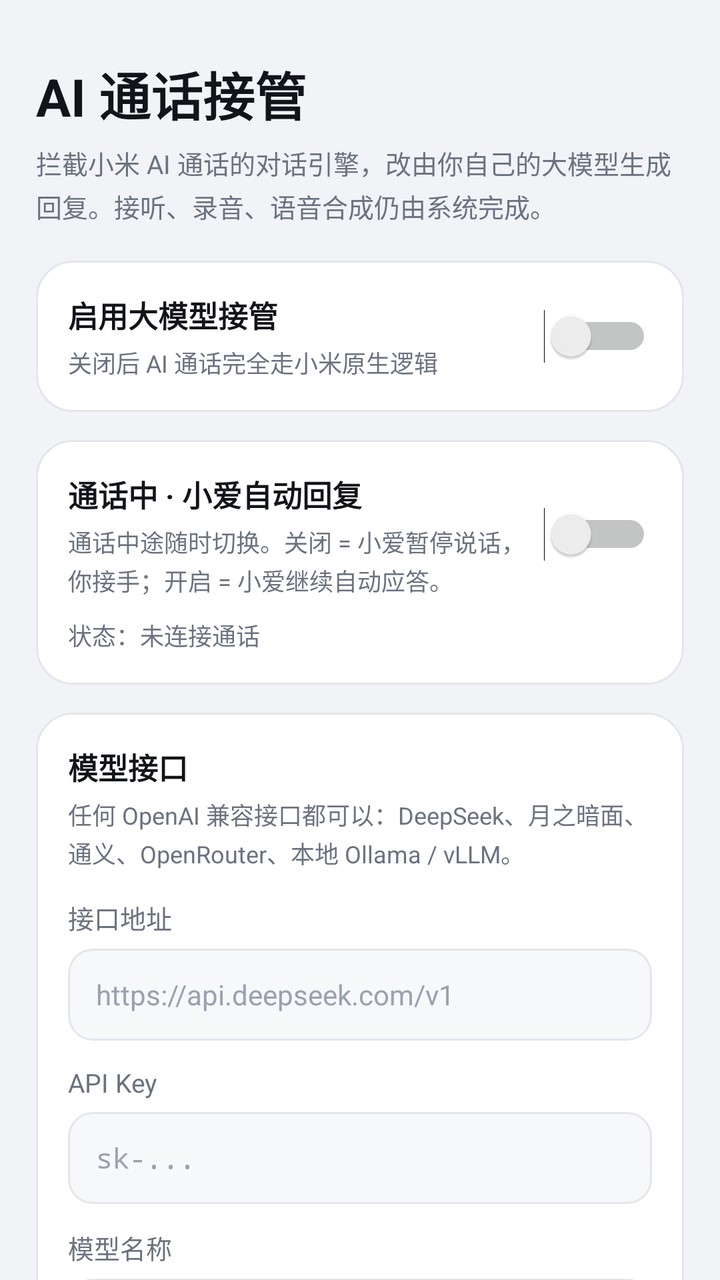
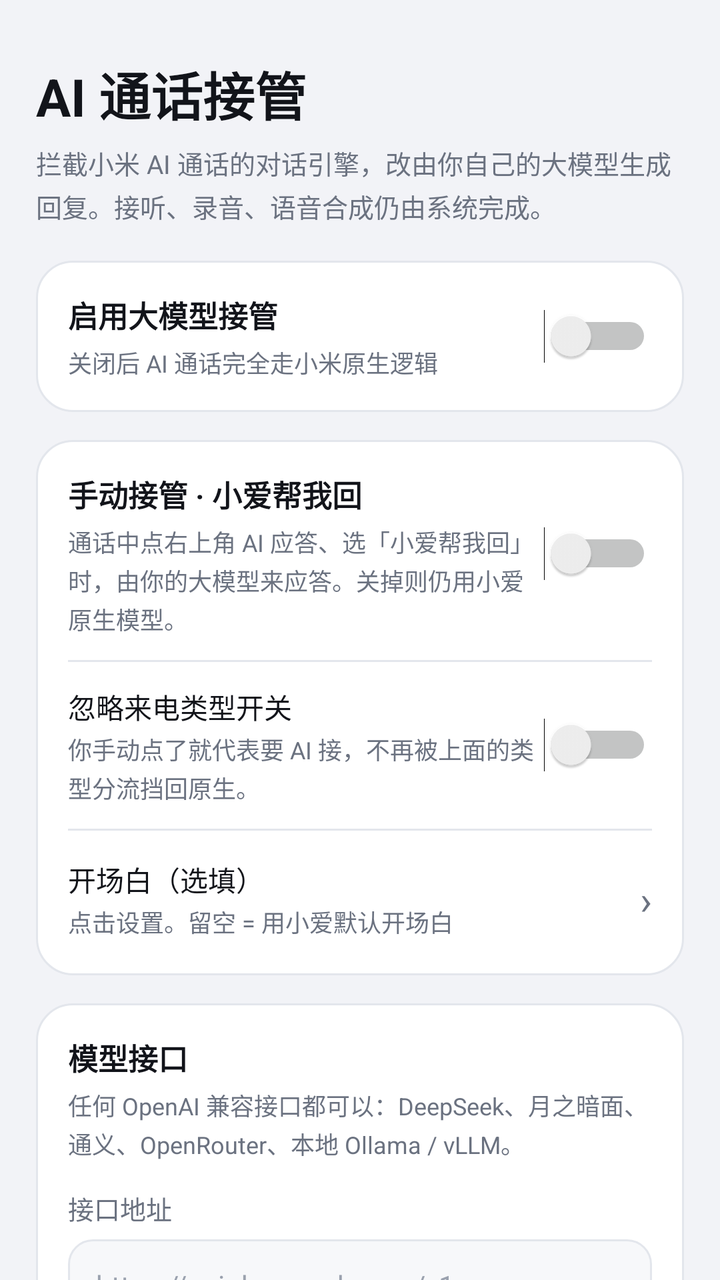

Before-and-after screenshots of an Android layout around one commit, followed by the original layout XML and the change that was made.
<!-- AndroidManifest.xml: application theme AppTheme -->
<!-- res/layout/activity_settings.xml -->
<?xml version="1.0" encoding="utf-8"?>
<ScrollView xmlns:android="http://schemas.android.com/apk/res/android"
    android:layout_width="match_parent"
    android:layout_height="match_parent"
    android:background="@color/bg_light"
    android:fillViewport="true"
    android:scrollbars="none">

    <LinearLayout
        android:layout_width="match_parent"
        android:layout_height="wrap_content"
        android:orientation="vertical"
        android:paddingLeft="18dp"
        android:paddingTop="28dp"
        android:paddingRight="18dp"
        android:paddingBottom="36dp">

        
        <TextView
            android:layout_width="wrap_content"
            android:layout_height="wrap_content"
            android:text="@string/app_name"
            android:textColor="@color/text_primary_light"
            android:textSize="26sp"
            android:textStyle="bold" />

        <TextView
            android:layout_width="match_parent"
            android:layout_height="wrap_content"
            android:layout_marginTop="6dp"
            android:layout_marginBottom="18dp"
            android:lineSpacingExtra="3dp"
            android:text="拦截小米 AI 通话的对话引擎，改由你自己的大模型生成回复。接听、录音、语音合成仍由系统完成。"
            android:textColor="@color/text_secondary_light"
            android:textSize="13sp" />

        
        <LinearLayout
            android:layout_width="match_parent"
            android:layout_height="wrap_content"
            android:background="@drawable/bg_card"
            android:gravity="center_vertical"
            android:orientation="horizontal"
            android:padding="16dp">

            <LinearLayout
                android:layout_width="0dp"
                android:layout_height="wrap_content"
                android:layout_weight="1"
                android:orientation="vertical">

                <TextView
                    style="@style/CardTitle"
                    android:layout_width="wrap_content"
                    android:layout_height="wrap_content"
                    android:text="启用大模型接管" />

                <TextView
                    style="@style/CardSub"
                    android:layout_width="match_parent"
                    android:layout_height="wrap_content"
                    android:layout_marginTop="4dp"
                    android:text="关闭后 AI 通话完全走小米原生逻辑" />
            </LinearLayout>

            <Switch
                android:id="@+id/sw_enabled"
                android:layout_width="wrap_content"
                android:layout_height="wrap_content" />
        </LinearLayout>

        
        <LinearLayout
            android:layout_width="match_parent"
            android:layout_height="wrap_content"
            android:layout_marginTop="14dp"
            android:background="@drawable/bg_card"
            android:orientation="vertical"
            android:padding="16dp">

            <LinearLayout
                android:layout_width="match_parent"
                android:layout_height="wrap_content"
                android:gravity="center_vertical"
                android:orientation="horizontal">

                <LinearLayout
                    android:layout_width="0dp"
                    android:layout_height="wrap_content"
                    android:layout_weight="1"
                    android:orientation="vertical">

                    <TextView
                        style="@style/CardTitle"
                        android:layout_width="wrap_content"
                        android:layout_height="wrap_content"
                        android:text="通话中 · 小爱自动回复" />

                    <TextView
                        style="@style/CardSub"
                        android:layout_width="match_parent"
                        android:layout_height="wrap_content"
                        android:layout_marginTop="4dp"
                        android:text="通话中途随时切换。关闭 = 小爱暂停说话，你接手；开启 = 小爱继续自动应答。" />
                </LinearLayout>

                <Switch
                    android:id="@+id/sw_ai_reply"
                    android:layout_width="wrap_content"
                    android:layout_height="wrap_content" />
            </LinearLayout>

            <TextView
                android:id="@+id/tv_ai_reply_state"
                style="@style/CardSub"
                android:layout_width="match_parent"
                android:layout_height="wrap_content"
                android:layout_marginTop="10dp"
                android:text="状态：未连接通话" />
        </LinearLayout>

        
        <LinearLayout
            android:layout_width="match_parent"
            android:layout_height="wrap_content"
            android:layout_marginTop="14dp"
            android:background="@drawable/bg_card"
            android:orientation="vertical"
            android:padding="16dp">

            <TextView
                style="@style/CardTitle"
                android:layout_width="wrap_content"
                android:layout_height="wrap_content"
                android:text="模型接口" />

            <TextView
                style="@style/CardSub"
                android:layout_width="match_parent"
                android:layout_height="wrap_content"
                android:layout_marginTop="4dp"
                android:layout_marginBottom="14dp"
                android:text="任何 OpenAI 兼容接口都可以：DeepSeek、月之暗面、通义、OpenRouter、本地 Ollama / vLLM。" />

            <TextView
                style="@style/FieldLabel"
                android:layout_width="wrap_content"
                android:layout_height="wrap_content"
                android:text="接口地址" />

            <EditText
                android:id="@+id/et_base_url"
                style="@style/FieldInput"
                android:layout_width="match_parent"
                android:layout_height="wrap_content"
                android:hint="https://api.deepseek.com/v1"
                android:inputType="textUri"
                android:maxLines="1" />

            <TextView
                style="@style/FieldLabel"
                android:layout_width="wrap_content"
                android:layout_height="wrap_content"
                android:layout_marginTop="12dp"
                android:text="API Key" />

            <EditText
                android:id="@+id/et_api_key"
                style="@style/FieldInput"
                android:layout_width="match_parent"
                android:layout_height="wrap_content"
                android:hint="sk-..."
                android:inputType="textPassword"
                android:maxLines="1" />

            <TextView
                style="@style/FieldLabel"
                android:layout_width="wrap_content"
                android:layout_height="wrap_content"
                android:layout_marginTop="12dp"
                android:text="模型名称" />

            <EditText
                android:id="@+id/et_model"
                style="@style/FieldInput"
                android:layout_width="match_parent"
                android:layout_height="wrap_content"
                android:hint="deepseek-chat"
                android:inputType="text"
                android:maxLines="1" />
        </LinearLayout>

        
        <LinearLayout
            android:layout_width="match_parent"
            android:layout_height="wrap_content"
            android:layout_marginTop="14dp"
            android:background="@drawable/bg_card"
            android:orientation="vertical"
            android:padding="16dp">

            <TextView
                style="@style/CardTitle"
                android:layout_width="wrap_content"
                android:layout_height="wrap_content"
                android:text="接电话的人设" />

            <TextView
                style="@style/CardSub"
                android:layout_width="match_parent"
                android:layout_height="wrap_content"
                android:layout_marginTop="4dp"
                android:layout_marginBottom="12dp"
                android:text="系统提示词。写得越像你自己，对方越听不出来。回复会被压成适合朗读的短句。" />

            <EditText
                android:id="@+id/et_prompt"
                style="@style/FieldInput"
                android:layout_width="match_parent"
                android:layout_height="wrap_content"
                android:gravity="top|start"
                android:inputType="textMultiLine"
                android:lineSpacingExtra="4dp"
                android:minLines="6" />
        </LinearLayout>

        
        <LinearLayout
            android:layout_width="match_parent"
            android:layout_height="wrap_content"
            android:layout_marginTop="14dp"
            android:background="@drawable/bg_card"
            android:orientation="vertical"
            android:padding="16dp">

            <TextView
                style="@style/CardTitle"
                android:layout_width="wrap_content"
                android:layout_height="wrap_content"
                android:text="按来电类型分流" />

            <TextView
                style="@style/CardSub"
                android:layout_width="match_parent"
                android:layout_height="wrap_content"
                android:layout_marginTop="4dp"
                android:layout_marginBottom="6dp"
                android:text="打开 = 用你的大模型；关闭 = 沿用小米原生 AI 话术。类型来自系统黄页标记，识别不到时按号码特征判断。点类型名可单独改这个场景的提示词。" />

            <LinearLayout
                android:layout_width="match_parent"
                android:layout_height="wrap_content"
                android:gravity="center_vertical"
                android:orientation="horizontal"
                android:paddingTop="10dp"
                android:paddingBottom="10dp">

                <LinearLayout
                    android:layout_width="0dp"
                    android:layout_height="wrap_content"
                    android:layout_weight="1"
                    android:orientation="vertical">

                    <TextView
                        android:id="@+id/tv_takeout"
                        android:layout_width="wrap_content"
                        android:layout_height="wrap_content"
                        android:text="外卖送餐"
                        android:textColor="@color/brand"
                        android:textSize="14sp" />

                    <TextView
                        style="@style/CardSub"
                        android:layout_width="match_parent"
                        android:layout_height="wrap_content"
                        android:layout_marginTop="2dp"
                        android:text="美团、饿了么、跑腿等" />
                </LinearLayout>

                <Switch
                    android:id="@+id/sw_takeout"
                    android:layout_width="wrap_content"
                    android:layout_height="wrap_content" />
            </LinearLayout>

            <View
                android:layout_width="match_parent"
                android:layout_height="1dp"
                android:background="@color/stroke_light" />

            <LinearLayout
                android:layout_width="match_parent"
                android:layout_height="wrap_content"
                android:gravity="center_vertical"
                android:orientation="horizontal"
                android:paddingTop="10dp"
                android:paddingBottom="10dp">

                <LinearLayout
                    android:layout_width="0dp"
                    android:layout_height="wrap_content"
                    android:layout_weight="1"
                    android:orientation="vertical">

                    <TextView
                        android:id="@+id/tv_delivery"
                        android:layout_width="wrap_content"
                        android:layout_height="wrap_content"
                        android:text="快递物流"
                        android:textColor="@color/brand"
                        android:textSize="14sp" />

                    <TextView
                        style="@style/CardSub"
                        android:layout_width="match_parent"
                        android:layout_height="wrap_content"
                        android:layout_marginTop="2dp"
                        android:text="顺丰、驿站、同城急送等" />
                </LinearLayout>

                <Switch
                    android:id="@+id/sw_delivery"
                    android:layout_width="wrap_content"
                    android:layout_height="wrap_content" />
            </LinearLayout>

            <View
                android:layout_width="match_parent"
                android:layout_height="1dp"
                android:background="@color/stroke_light" />

            <LinearLayout
                android:layout_width="match_parent"
                android:layout_height="wrap_content"
                android:gravity="center_vertical"
                android:orientation="horizontal"
                android:paddingTop="10dp"
                android:paddingBottom="10dp">

                <LinearLayout
                    android:layout_width="0dp"
                    android:layout_height="wrap_content"
                    android:layout_weight="1"
                    android:orientation="vertical">

                    <TextView
                        android:id="@+id/tv_spam"
                        android:layout_width="wrap_content"
                        android:layout_height="wrap_content"
                        android:text="广告推销"
                        android:textColor="@color/brand"
                        android:textSize="14sp" />

                    <TextView
                        style="@style/CardSub"
                        android:layout_width="match_parent"
                        android:layout_height="wrap_content"
                        android:layout_marginTop="2dp"
                        android:text="骚扰、中介、保险、贷款等。默认关闭，交给原生话术更好打发" />
                </LinearLayout>

                <Switch
                    android:id="@+id/sw_spam"
                    android:layout_width="wrap_content"
                    android:layout_height="wrap_content" />
            </LinearLayout>

            <View
                android:layout_width="match_parent"
                android:layout_height="1dp"
                android:background="@color/stroke_light" />

            <LinearLayout
                android:layout_width="match_parent"
                android:layout_height="wrap_content"
                android:gravity="center_vertical"
                android:orientation="horizontal"
                android:paddingTop="10dp"
                android:paddingBottom="10dp">

                <LinearLayout
                    android:layout_width="0dp"
                    android:layout_height="wrap_content"
                    android:layout_weight="1"
                    android:orientation="vertical">

                    <TextView
                        android:id="@+id/tv_service"
                        android:layout_width="wrap_content"
                        android:layout_height="wrap_content"
                        android:text="客服官方"
                        android:textColor="@color/brand"
                        android:textSize="14sp" />

                    <TextView
                        style="@style/CardSub"
                        android:layout_width="match_parent"
                        android:layout_height="wrap_content"
                        android:layout_marginTop="2dp"
                        android:text="银行、运营商、95/400 开头的号码" />
                </LinearLayout>

                <Switch
                    android:id="@+id/sw_service"
                    android:layout_width="wrap_content"
                    android:layout_height="wrap_content" />
            </LinearLayout>

            <View
                android:layout_width="match_parent"
                android:layout_height="1dp"
                android:background="@color/stroke_light" />

            <LinearLayout
                android:layout_width="match_parent"
                android:layout_height="wrap_content"
                android:gravity="center_vertical"
                android:orientation="horizontal"
                android:paddingTop="10dp"
                android:paddingBottom="10dp">

                <LinearLayout
                    android:layout_width="0dp"
                    android:layout_height="wrap_content"
                    android:layout_weight="1"
                    android:orientation="vertical">

                    <TextView
                        android:id="@+id/tv_contact"
                        android:layout_width="wrap_content"
                        android:layout_height="wrap_content"
                        android:text="通讯录联系人"
                        android:textColor="@color/brand"
                        android:textSize="14sp" />

                    <TextView
                        style="@style/CardSub"
                        android:layout_width="match_parent"
                        android:layout_height="wrap_content"
                        android:layout_marginTop="2dp"
                        android:text="已存号码的熟人，建议保持开启但也要注意语气" />
                </LinearLayout>

                <Switch
                    android:id="@+id/sw_contact"
                    android:layout_width="wrap_content"
                    android:layout_height="wrap_content" />
            </LinearLayout>

            <View
                android:layout_width="match_parent"
                android:layout_height="1dp"
                android:background="@color/stroke_light" />

            <LinearLayout
                android:layout_width="match_parent"
                android:layout_height="wrap_content"
                android:gravity="center_vertical"
                android:orientation="horizontal"
                android:paddingTop="10dp"
                android:paddingBottom="2dp">

                <LinearLayout
                    android:layout_width="0dp"
                    android:layout_height="wrap_content"
                    android:layout_weight="1"
                    android:orientation="vertical">

                    <TextView
                        android:id="@+id/tv_unknown"
                        android:layout_width="wrap_content"
                        android:layout_height="wrap_content"
                        android:text="陌生号码"
                        android:textColor="@color/brand"
                        android:textSize="14sp" />

                    <TextView
                        style="@style/CardSub"
                        android:layout_width="match_parent"
                        android:layout_height="wrap_content"
                        android:layout_marginTop="2dp"
                        android:text="无任何标记的来电" />
                </LinearLayout>

                <Switch
                    android:id="@+id/sw_unknown"
                    android:layout_width="wrap_content"
                    android:layout_height="wrap_content" />
            </LinearLayout>
        </LinearLayout>

        
        <LinearLayout
            android:layout_width="match_parent"
            android:layout_height="wrap_content"
            android:layout_marginTop="14dp"
            android:background="@drawable/bg_card"
            android:orientation="vertical"
            android:padding="16dp">

            <TextView
                style="@style/CardTitle"
                android:layout_width="wrap_content"
                android:layout_height="wrap_content"
                android:text="高级" />

            <LinearLayout
                android:layout_width="match_parent"
                android:layout_height="wrap_content"
                android:layout_marginTop="14dp"
                android:gravity="center_vertical"
                android:orientation="horizontal">

                <TextView
                    android:layout_width="0dp"
                    android:layout_height="wrap_content"
                    android:layout_weight="1"
                    android:text="超时时间（秒）"
                    android:textColor="@color/text_primary_light"
                    android:textSize="14sp" />

                <EditText
                    android:id="@+id/et_timeout"
                    style="@style/FieldInput"
                    android:layout_width="90dp"
                    android:layout_height="wrap_content"
                    android:gravity="center"
                    android:inputType="number"
                    android:maxLines="1" />
            </LinearLayout>

            <LinearLayout
                android:layout_width="match_parent"
                android:layout_height="wrap_content"
                android:layout_marginTop="10dp"
                android:gravity="center_vertical"
                android:orientation="horizontal">

                <TextView
                    android:layout_width="0dp"
                    android:layout_height="wrap_content"
                    android:layout_weight="1"
                    android:text="记忆轮数（0 = 不带上下文）"
                    android:textColor="@color/text_primary_light"
                    android:textSize="14sp" />

                <EditText
                    android:id="@+id/et_history"
                    style="@style/FieldInput"
                    android:layout_width="90dp"
                    android:layout_height="wrap_content"
                    android:gravity="center"
                    android:inputType="number"
                    android:maxLines="1" />
            </LinearLayout>

            <LinearLayout
                android:layout_width="match_parent"
                android:layout_height="wrap_content"
                android:layout_marginTop="14dp"
                android:gravity="center_vertical"
                android:orientation="horizontal">

                <LinearLayout
                    android:layout_width="0dp"
                    android:layout_height="wrap_content"
                    android:layout_weight="1"
                    android:orientation="vertical">

                    <TextView
                        android:layout_width="wrap_content"
                        android:layout_height="wrap_content"
                        android:text="失败时回落到小爱"
                        android:textColor="@color/text_primary_light"
                        android:textSize="14sp" />

                    <TextView
                        style="@style/CardSub"
                        android:layout_width="match_parent"
                        android:layout_height="wrap_content"
                        android:layout_marginTop="2dp"
                        android:text="超时或报错时，改用原生回复，避免通话冷场" />
                </LinearLayout>

                <Switch
                    android:id="@+id/sw_fallback"
                    android:layout_width="wrap_content"
                    android:layout_height="wrap_content" />
            </LinearLayout>
        </LinearLayout>

        
        <Button
            android:id="@+id/btn_save"
            android:layout_width="match_parent"
            android:layout_height="52dp"
            android:layout_marginTop="20dp"
            android:background="@drawable/bg_button"
            android:text="保存设置"
            android:textColor="#FFFFFF"
            android:textSize="16sp"
            android:textStyle="bold" />

        <LinearLayout
            android:layout_width="match_parent"
            android:layout_height="wrap_content"
            android:layout_marginTop="10dp"
            android:orientation="horizontal">

            <Button
                android:id="@+id/btn_test"
                android:layout_width="0dp"
                android:layout_height="48dp"
                android:layout_marginRight="5dp"
                android:layout_weight="1"
                android:background="@drawable/bg_button_ghost"
                android:text="测试连接"
                android:textAllCaps="false"
                android:textColor="@color/text_primary_light"
                android:textSize="14sp" />

            <Button
                android:id="@+id/btn_log"
                android:layout_width="0dp"
                android:layout_height="48dp"
                android:layout_marginLeft="5dp"
                android:layout_weight="1"
                android:background="@drawable/bg_button_ghost"
                android:text="通话记录"
                android:textAllCaps="false"
                android:textColor="@color/text_primary_light"
                android:textSize="14sp" />
        </LinearLayout>

        <TextView
            android:id="@+id/tv_status"
            android:layout_width="match_parent"
            android:layout_height="wrap_content"
            android:layout_marginTop="16dp"
            android:lineSpacingExtra="3dp"
            android:text=""
            android:textColor="@color/text_secondary_light"
            android:textSize="12sp" />

        <TextView
            android:layout_width="match_parent"
            android:layout_height="wrap_content"
            android:layout_marginTop="22dp"
            android:lineSpacingExtra="3dp"
            android:text="使用前需在 LSPosed 中启用本模块并勾选「小爱同学」，然后重启小爱同学所在进程（强制停止即可）。通话音频采集与合成由系统 AI 通话完成，本模块只替换文本生成环节。"
            android:textColor="@color/text_secondary_light"
            android:textSize="11sp" />

    </LinearLayout>
</ScrollView>
<!-- resources referenced by this layout -->
<resources>
  <color name="bg_light">#F2F3F7</color>
  <color name="brand">#3D6DFF</color>
  <color name="stroke_light">#E3E6EC</color>
  <color name="text_primary_light">#12141A</color>
  <color name="text_secondary_light">#6B7280</color>
  <!-- drawable bg_button (drawable) -->
  <?xml version="1.0" encoding="utf-8"?>
  <selector xmlns:android="http://schemas.android.com/apk/res/android">
      <item android:state_pressed="true">
          <shape android:shape="rectangle">
              <solid android:color="@color/brand_dark" />
              <corners android:radius="14dp" />
          </shape>
      </item>
      <item>
          <shape android:shape="rectangle">
              <solid android:color="@color/brand" />
              <corners android:radius="14dp" />
          </shape>
      </item>
  </selector>
  <!-- drawable bg_button_ghost (drawable) -->
  <?xml version="1.0" encoding="utf-8"?>
  <selector xmlns:android="http://schemas.android.com/apk/res/android">
      <item android:state_pressed="true">
          <shape android:shape="rectangle">
              <solid android:color="#E9ECF2" />
              <corners android:radius="14dp" />
          </shape>
      </item>
      <item>
          <shape android:shape="rectangle">
              <solid android:color="#FFFFFF" />
              <corners android:radius="14dp" />
              <stroke android:width="1dp" android:color="@color/stroke_light" />
          </shape>
      </item>
  </selector>
  <!-- drawable bg_card (drawable) -->
  <?xml version="1.0" encoding="utf-8"?>
  <shape xmlns:android="http://schemas.android.com/apk/res/android"
      android:shape="rectangle">
      <solid android:color="@color/card_light" />
      <corners android:radius="18dp" />
      <stroke
          android:width="1dp"
          android:color="@color/stroke_light" />
  </shape>
  <string name="app_name">AI 通话接管</string>
  <style name="CardSub">
          <item name="android:textSize">12sp</item>
          <item name="android:textColor">@color/text_secondary_light</item>
          <item name="android:lineSpacingExtra">2dp</item>
      </style>
  <style name="CardTitle">
          <item name="android:textSize">15sp</item>
          <item name="android:textStyle">bold</item>
          <item name="android:textColor">@color/text_primary_light</item>
      </style>
  <style name="FieldInput">
          <item name="android:textSize">14sp</item>
          <item name="android:textColor">@color/text_primary_light</item>
          <item name="android:textColorHint">#9AA1AE</item>
          <item name="android:background">@drawable/bg_input</item>
          <item name="android:paddingLeft">14dp</item>
          <item name="android:paddingRight">14dp</item>
          <item name="android:paddingTop">12dp</item>
          <item name="android:paddingBottom">12dp</item>
          <item name="android:minHeight">46dp</item>
      </style>
  <style name="FieldLabel">
          <item name="android:textSize">13sp</item>
          <item name="android:textColor">@color/text_secondary_light</item>
          <item name="android:layout_marginBottom">6dp</item>
      </style>
  <style name="AppTheme" parent="@android:style/Theme.DeviceDefault.Light.NoActionBar">
          <item name="android:windowBackground">@color/bg_light</item>
          <item name="android:statusBarColor">@color/bg_light</item>
          <item name="android:navigationBarColor">@color/bg_light</item>
          <item name="android:windowLightStatusBar">true</item>
          <item name="android:colorAccent">@color/brand</item>
      </style>
  <color name="brand_dark">#2B4FD8</color>
  <color name="card_light">#FFFFFF</color>
  <!-- unchanged entries left out for length: 1 -->
</resources>

<!-- the commit's change to res/layout/activity_settings.xml (unified diff, before → after) -->
@@ -94,29 +94,115 @@
                         style="@style/CardTitle"
                         android:layout_width="wrap_content"
                         android:layout_height="wrap_content"
-                        android:text="通话中 · 小爱自动回复" />
+                        android:text="手动接管 · 小爱帮我回" />
 
                     <TextView
                         style="@style/CardSub"
                         android:layout_width="match_parent"
                         android:layout_height="wrap_content"
                         android:layout_marginTop="4dp"
-                        android:text="通话中途随时切换。关闭 = 小爱暂停说话，你接手；开启 = 小爱继续自动应答。" />
+                        android:text="通话中点右上角 AI 应答、选「小爱帮我回」时，由你的大模型来应答。关掉则仍用小爱原生模型。" />
                 </LinearLayout>
 
                 <Switch
-                    android:id="@+id/sw_ai_reply"
+                    android:id="@+id/sw_manual_takeover"
                     android:layout_width="wrap_content"
                     android:layout_height="wrap_content" />
             </LinearLayout>
 
-            <TextView
-                android:id="@+id/tv_ai_reply_state"
-                style="@style/CardSub"
-                android:layout_width="match_parent"
-                android:layout_height="wrap_content"
-                android:layout_marginTop="10dp"
-                android:text="状态：未连接通话" />
+            <LinearLayout
+                android:id="@+id/box_manual_opts"
+                android:layout_width="match_parent"
+                android:layout_height="wrap_content"
+                android:orientation="vertical">
+
+                <View
+                    android:layout_width="match_parent"
+                    android:layout_height="1dp"
+                    android:layout_marginTop="12dp"
+                    android:background="@color/stroke_light" />
+
+                <LinearLayout
+                    android:layout_width="match_parent"
+                    android:layout_height="wrap_content"
+                    android:layout_marginTop="12dp"
+                    android:gravity="center_vertical"
+                    android:orientation="horizontal">
+
+                    <LinearLayout
+                        android:layout_width="0dp"
+                        android:layout_height="wrap_content"
+                        android:layout_weight="1"
+                        android:orientation="vertical">
+
+                        <TextView
+                            android:layout_width="wrap_content"
+                            android:layout_height="wrap_content"
+                            android:text="忽略来电类型开关"
+                            android:textColor="@color/text_primary_light"
+                            android:textSize="14sp" />
+
+                        <TextView
+                            style="@style/CardSub"
+                            android:layout_width="match_parent"
+                            android:layout_height="wrap_content"
+                            android:layout_marginTop="2dp"
+                            android:text="你手动点了就代表要 AI 接，不再被上面的类型分流挡回原生。" />
+                    </LinearLayout>
+
+                    <Switch
+                        android:id="@+id/sw_manual_ignore"
+                        android:layout_width="wrap_content"
+                        android:layout_height="wrap_content" />
+                </LinearLayout>
+
+                <View
+                    android:layout_width="match_parent"
+                    android:layout_height="1dp"
+                    android:layout_marginTop="12dp"
+                    android:background="@color/stroke_light" />
+
+                <LinearLayout
+                    android:id="@+id/row_opening"
+                    android:layout_width="match_parent"
+                    android:layout_height="wrap_content"
+                    android:layout_marginTop="12dp"
+                    android:background="?android:attr/selectableItemBackground"
+                    android:gravity="center_vertical"
+                    android:orientation="horizontal"
+                    android:paddingTop="2dp"
+                    android:paddingBottom="2dp">
+
+                    <LinearLayout
+                        android:layout_width="0dp"
+                        android:layout_height="wrap_content"
+                        android:layout_weight="1"
+                        android:orientation="vertical">
+
+                        <TextView
+                            android:layout_width="wrap_content"
+                            android:layout_height="wrap_content"
+                            android:text="开场白（选填）"
+                            android:textColor="@color/text_primary_light"
+                            android:textSize="14sp" />
+
+                        <TextView
+                            android:id="@+id/tv_opening_summary"
+                            style="@style/CardSub"
+                            android:layout_width="match_parent"
+                            android:layout_height="wrap_content"
+                            android:layout_marginTop="2dp"
+                            android:text="点击设置。留空 = 用小爱默认开场白" />
+                    </LinearLayout>
+
+                    <TextView
+                        android:layout_width="wrap_content"
+                        android:layout_height="wrap_content"
+                        android:text="›"
+                        android:textColor="@color/text_secondary_light"
+                        android:textSize="20sp" />
+                </LinearLayout>
+            </LinearLayout>
         </LinearLayout>
 
         
